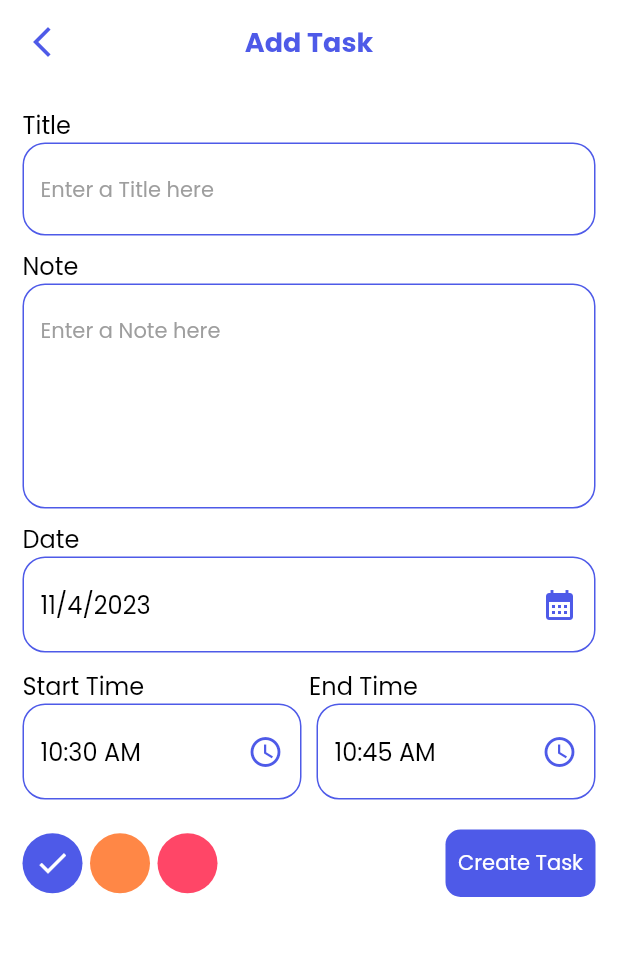
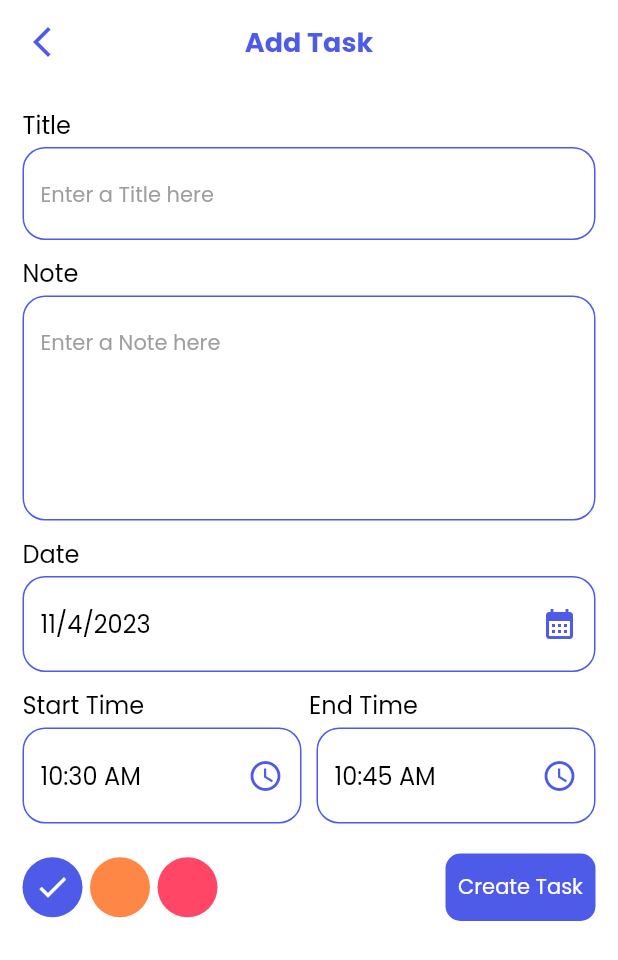
Before and after one commit to sayedabdul-aziz/taskati-App, a Flutter app: the HomeView screen opened directly, after a tap on "+ add Task", on a phone screen of 412 x 824 dp. Shown: the top 960 px of the screen. Run offline on Flutter 3.47's test engine with Material 2 defaults, Android fonts, the phone set to English and light mode, and no system bars; our stand-ins replace date_picker_timeline, google_fonts, hive, hive_flutter, image_picker, lottie; accounts and stored records are empty.

```diff
--- a/lib/feature/add_task/add_task_view.dart
+++ b/lib/feature/add_task/add_task_view.dart
@@ -61,6 +61,9 @@ class _AddTaskViewState extends State<AddTaskView> {
                 'Title',
                 style: getSubTitleStyle(color: Theme.of(context).primaryColor),
               ),
+              const SizedBox(
+                height: 3,
+              ),
               TextFormField(
                 controller: titleCon,
                 style: getSubTitleStyle(color: Theme.of(context).primaryColor),
@@ -75,13 +78,16 @@ class _AddTaskViewState extends State<AddTaskView> {
                 ),
               ),
               const SizedBox(
-                height: 8,
+                height: 10,
               ),
 
               // ---------- note ----------------
               Text(
                 'Note',
                 style: getSubTitleStyle(color: Theme.of(context).primaryColor),
+              ),
+              const SizedBox(
+                height: 3,
               ),
               TextFormField(
                 controller: noteCon,
@@ -98,13 +104,16 @@ class _AddTaskViewState extends State<AddTaskView> {
                 ),
               ),
               const SizedBox(
-                height: 8,
+                height: 10,
               ),
 
               // ---------- Date ----------------
               Text(
                 'Date',
                 style: getSubTitleStyle(color: Theme.of(context).primaryColor),
+              ),
+              const SizedBox(
+                height: 3,
               ),
               TextFormField(
                 readOnly: true,
@@ -140,6 +149,9 @@ class _AddTaskViewState extends State<AddTaskView> {
                         getSubTitleStyle(color: Theme.of(context).primaryColor),
                   )),
                 ],
+              ),
+              const SizedBox(
+                height: 3,
               ),
               Row(
                 children: [
--- a/lib/feature/home/widgets/empty_task.dart
+++ b/lib/feature/home/widgets/empty_task.dart
@@ -1,4 +1,5 @@
 import 'package:flutter/material.dart';
+import 'package:taskati/core/utils/styles.dart';
 
 class EmptyTaskWidget extends StatelessWidget {
   const EmptyTaskWidget({
@@ -16,8 +17,9 @@ class EmptyTaskWidget extends StatelessWidget {
             height: 20,
           ),
           Text(
-            'Tasks not found, add task',
-            style: Theme.of(context).textTheme.displayMedium,
+            'You do not have any tasks yet!\nAdd new tasks to make your days productive.',
+            style: getSmallTextStyle(),
+            textAlign: TextAlign.center,
           )
         ],
       ),
```
Also changed, not shown: 17 other files.
